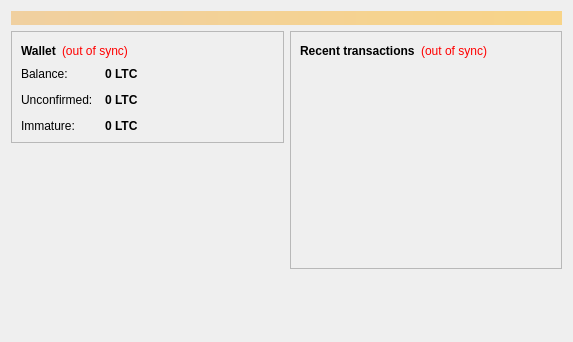
This is src/qt/forms/overviewpage.ui in AbdulRayhman/CGX-Coin as Qt 5 draws it before an edit. The edited form follows.
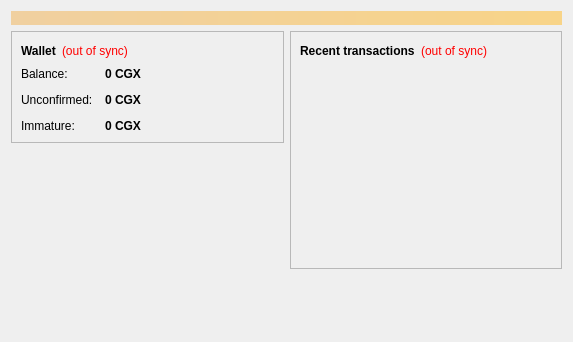
This is the edited form.

```diff
--- a/src/qt/forms/overviewpage.ui
+++ b/src/qt/forms/overviewpage.ui
@@ -122,7 +122,7 @@
                <string>Your current balance</string>
               </property>
               <property name="text">
-               <string notr="true">0 LTC</string>
+               <string notr="true">0 CGX</string>
               </property>
               <property name="textInteractionFlags">
                <set>Qt::LinksAccessibleByMouse|Qt::TextSelectableByKeyboard|Qt::TextSelectableByMouse</set>
@@ -151,7 +151,7 @@
                <string>Total of transactions that have yet to be confirmed, and do not yet count toward the current balance</string>
               </property>
               <property name="text">
-               <string notr="true">0 LTC</string>
+               <string notr="true">0 CGX</string>
               </property>
               <property name="textInteractionFlags">
                <set>Qt::LinksAccessibleByMouse|Qt::TextSelectableByKeyboard|Qt::TextSelectableByMouse</set>
@@ -177,7 +177,7 @@
                <string>Mined balance that has not yet matured</string>
               </property>
               <property name="text">
-               <string notr="true">0 LTC</string>
+               <string notr="true">0 CGX</string>
               </property>
               <property name="textInteractionFlags">
                <set>Qt::LinksAccessibleByMouse|Qt::TextSelectableByKeyboard|Qt::TextSelectableByMouse</set>
```
Left out of the diff: 4 changed lines with no effect on the pictures.
